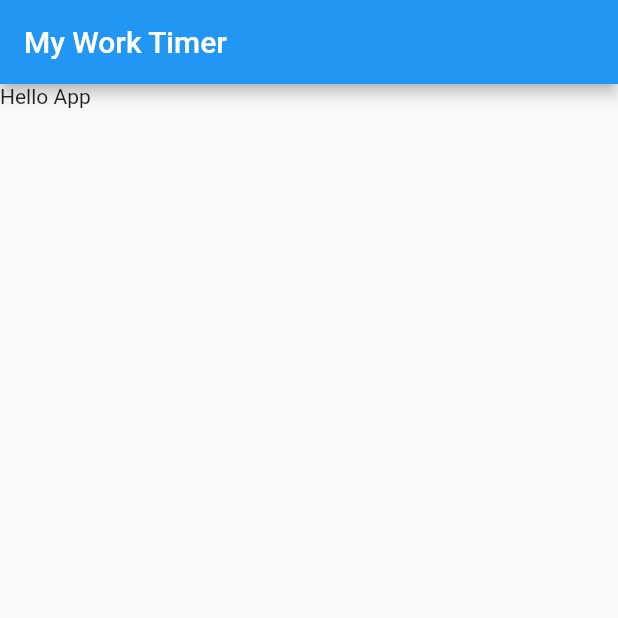
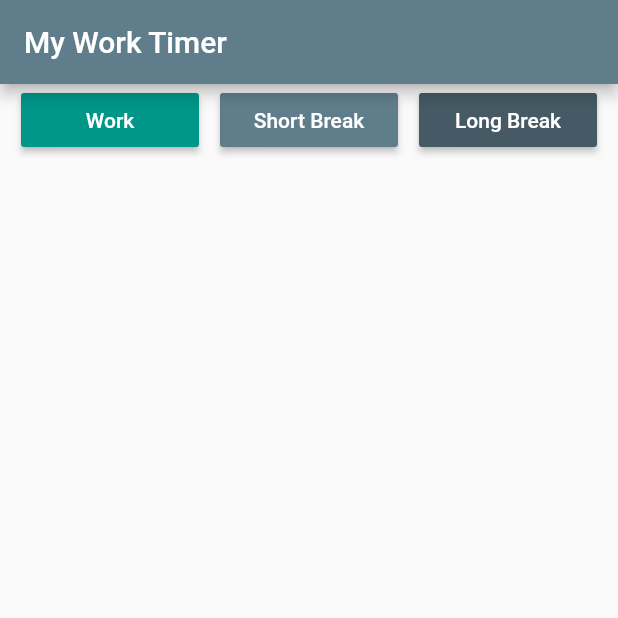
Before and after one commit to Mutembeijoe/flutter-ninja, a Flutter app: the screen it shows after launch, on a phone screen of 412 x 824 dp, the top half of it. Run offline on Flutter 3.47's test engine with Material 2 defaults, Android fonts, the phone set to English and light mode, and no system bars.

Commit message:
extracts a generic button class to be reused

```diff
--- a/lib/main.dart
+++ b/lib/main.dart
@@ -1,4 +1,5 @@
 import 'package:flutter/material.dart';
+import 'package:flutter_ninja/widgets.dart';
 
 void main() {
   runApp(MyApp());
@@ -9,12 +10,14 @@ class MyApp extends StatelessWidget {
   Widget build(BuildContext context) {
     return MaterialApp(
       title: "Productivity App",
+      theme: ThemeData(primarySwatch: Colors.blueGrey),
       home: ProductivityHome(),
     );
   }
 }
 
 class ProductivityHome extends StatelessWidget {
+  final double _defaultPadding = 7.0;
   @override
   Widget build(BuildContext context) {
     return Scaffold(
@@ -22,7 +25,48 @@ class ProductivityHome extends StatelessWidget {
         title: Text("My Work Timer"),
       ),
       body: Column(
-        children: <Widget>[Text("Hello App")],
+        children: <Widget>[
+          Row(
+            children: <Widget>[
+              Padding(
+                padding: EdgeInsets.all(_defaultPadding),
+              ),
+              Expanded(
+                child: ProductivityButton(
+                  text: "Work",
+                  color: Color(0xff009688),
+                  size: 20,
+                  callback: () {},
+                ),
+              ),
+              Padding(
+                padding: EdgeInsets.all(_defaultPadding),
+              ),
+              Expanded(
+                child: ProductivityButton(
+                  text: "Short Break",
+                  color: Color(0xff607D8B),
+                  size: 20,
+                  callback: () {},
+                ),
+              ),
+              Padding(
+                padding: EdgeInsets.all(_defaultPadding),
+              ),
+              Expanded(
+                child: ProductivityButton(
+                  text: "Long Break",
+                  color: Color(0xff455A64),
+                  size: 20,
+                  callback: () {},
+                ),
+              ),
+              Padding(
+                padding: EdgeInsets.all(_defaultPadding),
+              ),
+            ],
+          ),
+        ],
       ),
     );
   }
--- /dev/null
+++ b/lib/widgets.dart
@@ -0,0 +1,27 @@
+import 'package:flutter/material.dart';
+
+class ProductivityButton extends StatelessWidget {
+  final double size;
+  final Color color;
+  final String text;
+  final VoidCallback callback;
+
+  ProductivityButton(
+      {@required this.color,
+      @required this.callback,
+      @required this.size,
+      @required this.text});
+
+  @override
+  Widget build(BuildContext context) {
+    return MaterialButton(
+      onPressed: this.callback,
+      color: this.color,
+      child: Text(
+        this.text,
+        style: TextStyle(color: Colors.white),
+      ),
+      minWidth: this.size,
+    );
+  }
+}
```
